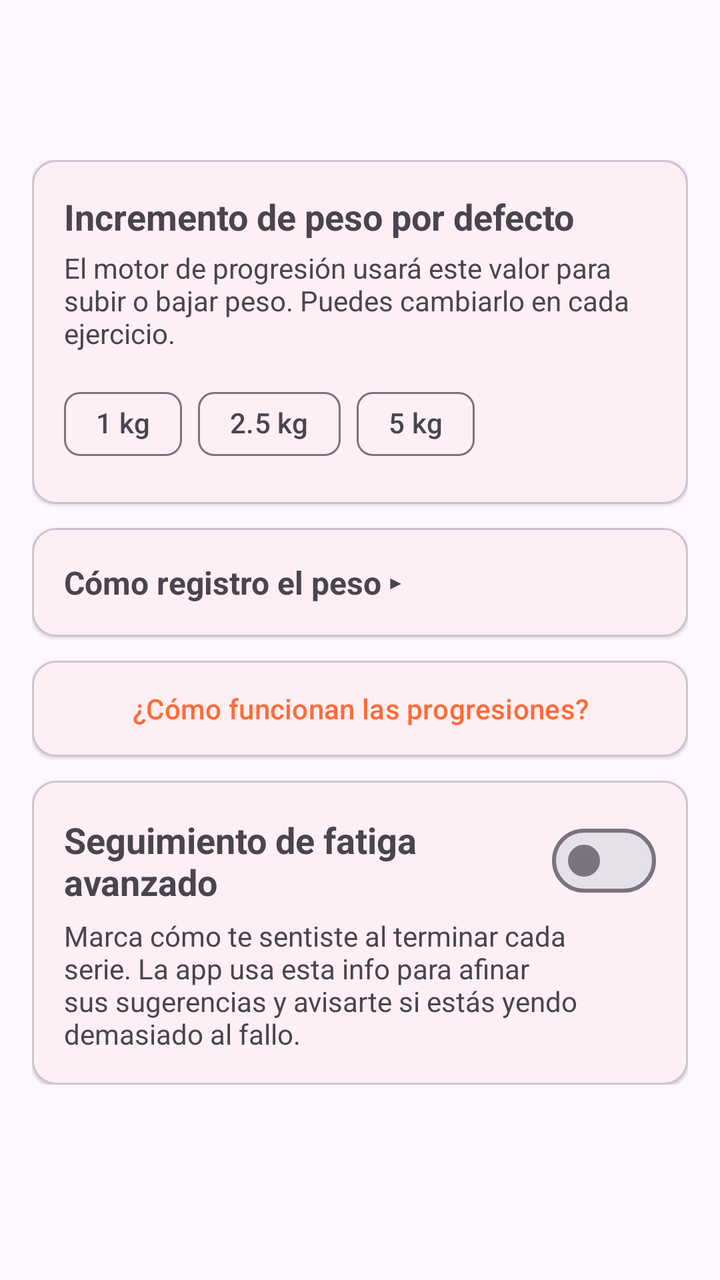
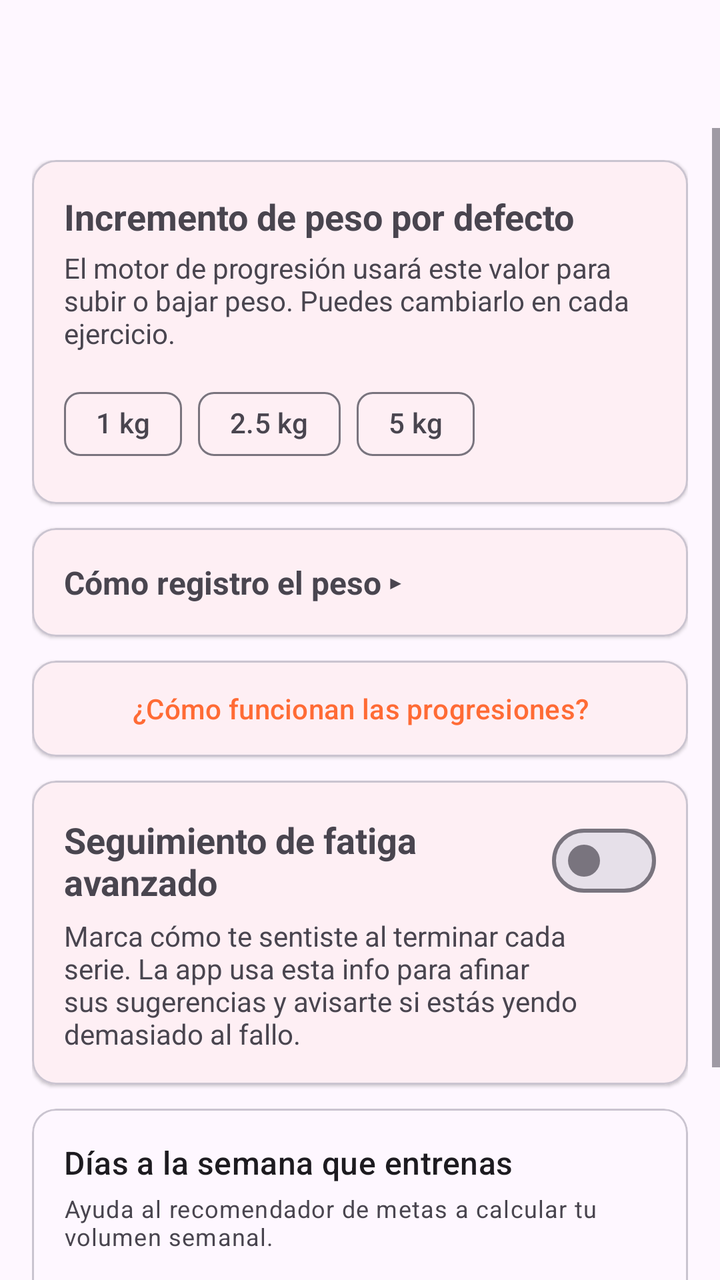

Screens rendered from an Android XML layout before and after an edit, with the pre-edit source and the edit as a unified diff.
<!-- AndroidManifest.xml: application theme Theme.IronQuest -->
<!-- res/layout/activity_ajustes.xml -->
<?xml version="1.0" encoding="utf-8"?>
<LinearLayout xmlns:android="http://schemas.android.com/apk/res/android"
    xmlns:app="http://schemas.android.com/apk/res-auto"
    android:layout_width="match_parent"
    android:layout_height="match_parent"
    android:orientation="vertical">

    <com.google.android.material.appbar.MaterialToolbar
        android:id="@+id/toolbar"
        android:layout_width="match_parent"
        android:layout_height="?attr/actionBarSize"
        android:title="Ajustes" />

    <ScrollView
        android:layout_width="match_parent"
        android:layout_height="match_parent">

        <LinearLayout
            android:layout_width="match_parent"
            android:layout_height="wrap_content"
            android:orientation="vertical"
            android:padding="16dp">

            <com.google.android.material.card.MaterialCardView
                android:layout_width="match_parent"
                android:layout_height="wrap_content"
                app:cardElevation="1dp">

                <LinearLayout
                    android:layout_width="match_parent"
                    android:layout_height="wrap_content"
                    android:orientation="vertical"
                    android:padding="16dp">

                    <TextView
                        android:layout_width="match_parent"
                        android:layout_height="wrap_content"
                        android:text="Incremento de peso por defecto"
                        android:textSize="18sp"
                        android:textStyle="bold" />

                    <TextView
                        android:layout_width="match_parent"
                        android:layout_height="wrap_content"
                        android:layout_marginTop="4dp"
                        android:text="El motor de progresión usará este valor para subir o bajar peso. Puedes cambiarlo en cada ejercicio." />

                    <com.google.android.material.chip.ChipGroup
                        android:id="@+id/chip_group_incremento"
                        android:layout_width="match_parent"
                        android:layout_height="wrap_content"
                        android:layout_marginTop="12dp"
                        app:singleSelection="true"
                        app:selectionRequired="true">

                        <com.google.android.material.chip.Chip
                            android:id="@+id/chip_1"
                            style="@style/Widget.Material3.Chip.Filter"
                            android:layout_width="wrap_content"
                            android:layout_height="wrap_content"
                            android:text="1 kg" />

                        <com.google.android.material.chip.Chip
                            android:id="@+id/chip_2_5"
                            style="@style/Widget.Material3.Chip.Filter"
                            android:layout_width="wrap_content"
                            android:layout_height="wrap_content"
                            android:text="2.5 kg" />

                        <com.google.android.material.chip.Chip
                            android:id="@+id/chip_5"
                            style="@style/Widget.Material3.Chip.Filter"
                            android:layout_width="wrap_content"
                            android:layout_height="wrap_content"
                            android:text="5 kg" />

                    </com.google.android.material.chip.ChipGroup>

                </LinearLayout>
            </com.google.android.material.card.MaterialCardView>

            <com.google.android.material.card.MaterialCardView
                android:layout_width="match_parent"
                android:layout_height="wrap_content"
                android:layout_marginTop="12dp"
                app:cardElevation="1dp">

                <LinearLayout
                    android:layout_width="match_parent"
                    android:layout_height="wrap_content"
                    android:orientation="vertical"
                    android:padding="16dp">

                    <TextView
                        android:id="@+id/header_convencion"
                        android:layout_width="match_parent"
                        android:layout_height="wrap_content"
                        android:text="Cómo registro el peso ▸"
                        android:textSize="16sp"
                        android:textStyle="bold"
                        android:clickable="true"
                        android:focusable="true" />

                    <TextView
                        android:id="@+id/body_convencion"
                        android:layout_width="match_parent"
                        android:layout_height="wrap_content"
                        android:layout_marginTop="8dp"
                        android:visibility="gone"
                        android:text="Mancuernas: el peso de una sola.\nBarra: barra + discos (sin la barra vacía si no la cuentas).\nMáquinas: el pin que cargas.\nPeso corporal: 0.\nPeso corporal + lastre: solo el lastre.\nSmith: discos totales cargados." />

                </LinearLayout>
            </com.google.android.material.card.MaterialCardView>

            <com.google.android.material.card.MaterialCardView
                android:layout_width="match_parent"
                android:layout_height="wrap_content"
                android:layout_marginTop="12dp"
                app:cardElevation="1dp">

                <com.google.android.material.button.MaterialButton
                    android:id="@+id/link_info_progresion"
                    style="@style/Widget.Material3.Button.TextButton"
                    android:layout_width="match_parent"
                    android:layout_height="wrap_content"
                    android:text="¿Cómo funcionan las progresiones?" />

            </com.google.android.material.card.MaterialCardView>

            <com.google.android.material.card.MaterialCardView
                android:layout_width="match_parent"
                android:layout_height="wrap_content"
                android:layout_marginTop="12dp"
                app:cardElevation="1dp">

                <LinearLayout
                    android:layout_width="match_parent"
                    android:layout_height="wrap_content"
                    android:orientation="vertical"
                    android:padding="16dp">

                    <LinearLayout
                        android:layout_width="match_parent"
                        android:layout_height="wrap_content"
                        android:orientation="horizontal"
                        android:gravity="center_vertical">

                        <TextView
                            android:layout_width="0dp"
                            android:layout_height="wrap_content"
                            android:layout_weight="1"
                            android:text="Seguimiento de fatiga avanzado"
                            android:textSize="18sp"
                            android:textStyle="bold" />

                        <com.google.android.material.materialswitch.MaterialSwitch
                            android:id="@+id/switch_seguimiento_fatiga"
                            android:layout_width="wrap_content"
                            android:layout_height="wrap_content" />
                    </LinearLayout>

                    <TextView
                        android:layout_width="match_parent"
                        android:layout_height="wrap_content"
                        android:layout_marginTop="4dp"
                        android:text="Marca cómo te sentiste al terminar cada serie. La app usa esta info para afinar sus sugerencias y avisarte si estás yendo demasiado al fallo." />
                </LinearLayout>
            </com.google.android.material.card.MaterialCardView>

        </LinearLayout>
    </ScrollView>

</LinearLayout>
<!-- resources referenced by this layout -->
<resources>
  <style name="Theme.IronQuest" parent="Theme.Material3.DayNight.NoActionBar">
          <item name="colorPrimary">@color/ironquest_orange</item>
          <item name="colorOnPrimary">@color/ironquest_on_orange</item>
          <item name="colorPrimaryContainer">@color/ironquest_orange_container</item>
          <item name="colorOnPrimaryContainer">@color/ironquest_on_orange_container</item>
          <item name="colorSecondary">@color/ironquest_orange_dark</item>
          <item name="colorOnSecondary">@color/ironquest_on_orange</item>
          <item name="colorSecondaryContainer">@color/ironquest_orange_light</item>
          <item name="colorOnSecondaryContainer">@color/ironquest_on_orange_container</item>
          <item name="colorTertiary">@color/ironquest_orange_dark</item>
  
          <item name="bottomNavigationStyle">@style/Widget.IronQuest.BottomNavigationView</item>
          <item name="android:statusBarColor">?attr/colorSurface</item>
          <item name="android:windowLightStatusBar">@bool/window_light_status_bar</item>
      </style>
  <color name="ironquest_orange">#FF6B35</color>
  <color name="ironquest_on_orange">#FFFFFF</color>
  <color name="ironquest_orange_container">#FFDBCE</color>
  <color name="ironquest_on_orange_container">#3A0D00</color>
  <color name="ironquest_orange_dark">#E8571F</color>
  <color name="ironquest_orange_light">#FFB199</color>
  <style name="Widget.IronQuest.BottomNavigationView" parent="Widget.Material3.BottomNavigationView">
          <item name="itemIconTint">@color/nav_item_color</item>
          <item name="itemTextColor">@color/nav_item_color</item>
          <item name="itemActiveIndicatorStyle">@style/Widget.IronQuest.BottomNavigation.ActiveIndicator</item>
      </style>
  <style name="Widget.IronQuest.BottomNavigation.ActiveIndicator" parent="Widget.Material3.BottomNavigationView.ActiveIndicator">
          <item name="android:color">@android:color/transparent</item>
      </style>
</resources>

<!-- the commit's change to res/layout/activity_ajustes.xml (unified diff, before → after) -->
@@ -167,6 +167,84 @@
                 </LinearLayout>
             </com.google.android.material.card.MaterialCardView>
 
+            <com.google.android.material.card.MaterialCardView
+                android:layout_width="match_parent"
+                android:layout_height="wrap_content"
+                android:layout_marginTop="12dp">
+
+                <LinearLayout
+                    android:layout_width="match_parent"
+                    android:layout_height="wrap_content"
+                    android:orientation="vertical"
+                    android:padding="16dp">
+
+                    <TextView
+                        android:layout_width="match_parent"
+                        android:layout_height="wrap_content"
+                        android:text="Días a la semana que entrenas"
+                        android:textAppearance="?attr/textAppearanceTitleMedium" />
+
+                    <TextView
+                        android:layout_width="match_parent"
+                        android:layout_height="wrap_content"
+                        android:layout_marginTop="4dp"
+                        android:text="Ayuda al recomendador de metas a calcular tu volumen semanal."
+                        android:textAppearance="?attr/textAppearanceBodySmall" />
+
+                    <com.google.android.material.chip.ChipGroup
+                        android:id="@+id/chip_group_dias_entreno"
+                        android:layout_width="wrap_content"
+                        android:layout_height="wrap_content"
+                        android:layout_marginTop="8dp"
+                        app:singleSelection="true"
+                        app:selectionRequired="true">
+
+                        <com.google.android.material.chip.Chip
+                            android:id="@+id/chip_dias_1"
+                            style="@style/Widget.Material3.Chip.Filter"
+                            android:layout_width="wrap_content"
+                            android:layout_height="wrap_content"
+                            android:text="1" />
+                        <com.google.android.material.chip.Chip
+                            android:id="@+id/chip_dias_2"
+                            style="@style/Widget.Material3.Chip.Filter"
+                            android:layout_width="wrap_content"
+                            android:layout_height="wrap_content"
+                            android:text="2" />
+                        <com.google.android.material.chip.Chip
+                            android:id="@+id/chip_dias_3"
+                            style="@style/Widget.Material3.Chip.Filter"
+                            android:layout_width="wrap_content"
+                            android:layout_height="wrap_content"
+                            android:text="3" />
+                        <com.google.android.material.chip.Chip
+                            android:id="@+id/chip_dias_4"
+                            style="@style/Widget.Material3.Chip.Filter"
+                            android:layout_width="wrap_content"
+                            android:layout_height="wrap_content"
+                            android:text="4" />
+                        <com.google.android.material.chip.Chip
+                            android:id="@+id/chip_dias_5"
+                            style="@style/Widget.Material3.Chip.Filter"
+                            android:layout_width="wrap_content"
+                            android:layout_height="wrap_content"
+                            android:text="5" />
+                        <com.google.android.material.chip.Chip
+                            android:id="@+id/chip_dias_6"
+                            style="@style/Widget.Material3.Chip.Filter"
+                            android:layout_width="wrap_content"
+                            android:layout_height="wrap_content"
+                            android:text="6" />
+                        <com.google.android.material.chip.Chip
+                            android:id="@+id/chip_dias_7"
+                            style="@style/Widget.Material3.Chip.Filter"
+                            android:layout_width="wrap_content"
+                            android:layout_height="wrap_content"
+                            android:text="7" />
+                    </com.google.android.material.chip.ChipGroup>
+                </LinearLayout>
+            </com.google.android.material.card.MaterialCardView>
+
         </LinearLayout>
     </ScrollView>
 
